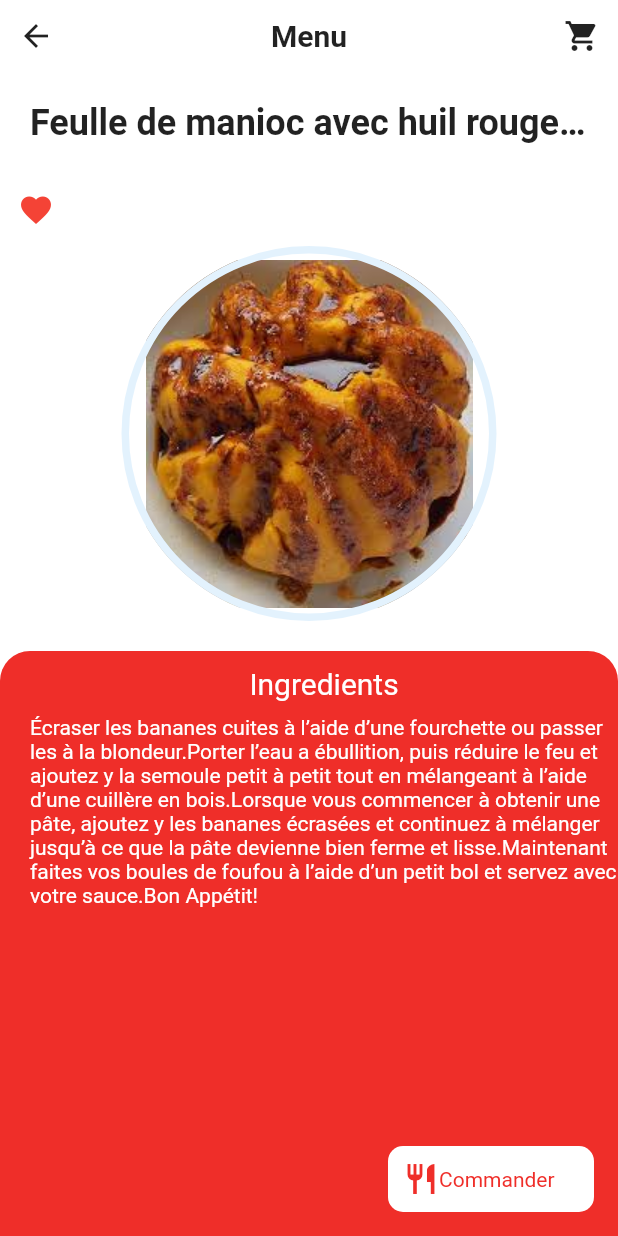
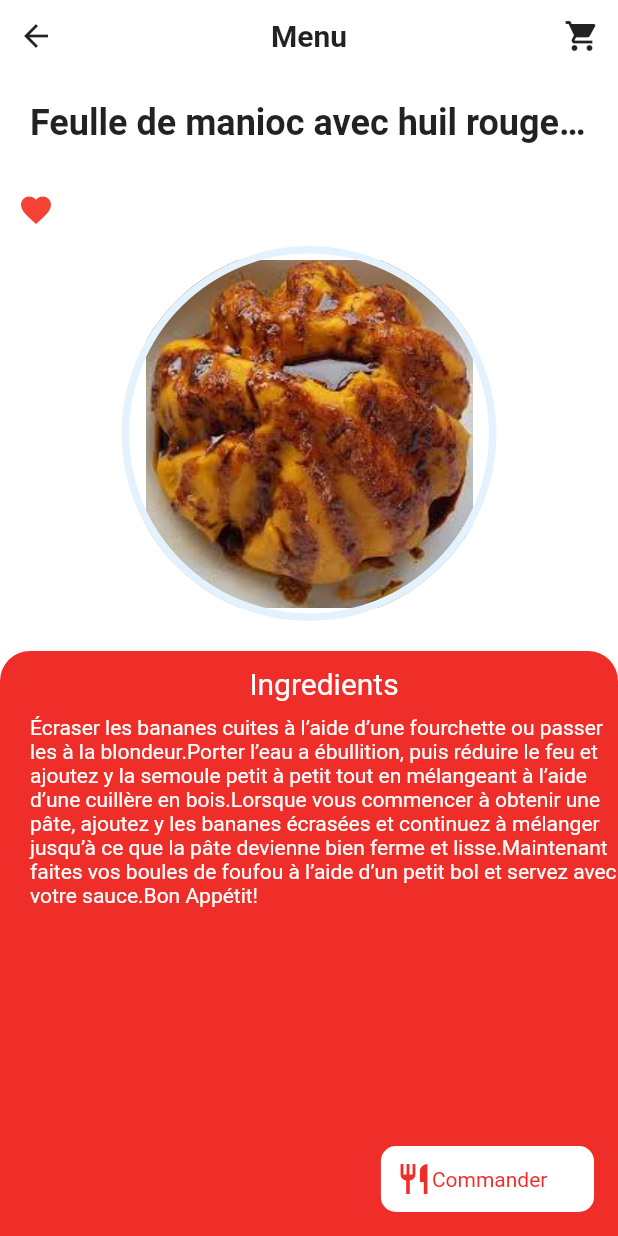
Before and after one commit to syyao/food_app, a Flutter app: the screen it shows after launch, after a tap on the "menu" icon, after a tap on the "shopping cart" icon, after a tap on "Bawan", on a phone screen of 412 x 824 dp. Run offline on Flutter 3.47's test engine with Material 2 defaults, Android fonts, the phone set to English and light mode, and no system bars.

Commit message:
domi
la page detail

```diff
--- a/lib/challengeUI_2/drawer.dart
+++ b/lib/challengeUI_2/drawer.dart
@@ -43,7 +43,13 @@ Widget mainDrawer(BuildContext context) {
             thickness: 0.2,
           ),
           itemdrawer(Icons.security, 'security', 'Security'),
+          Divider(color: Colors.white, thickness: 0.2),
+          itemdrawer(Icons.textsms, 'Food_detail', 'detail'),
           SizedBox(height: 150),
+          Divider(
+            color: Colors.white,
+            thickness: 0.2,
+          ),
           Row(
             children: <Widget>[
               InkWell(
--- a/lib/challengeUI_2/food_detail.dart
+++ b/lib/challengeUI_2/food_detail.dart
@@ -101,7 +101,7 @@ class _FooDetailState extends State<FooDetail> {
       floatingActionButton: Container(
           decoration: BoxDecoration(
               color: Colors.white, borderRadius: BorderRadius.circular(10)),
-          width: MediaQuery.of(context).size.width / 3,
+          width: MediaQuery.of(context).size.width / 2.9,
           padding: EdgeInsets.all(10),
           child: Row(
             children: <Widget>[
```
